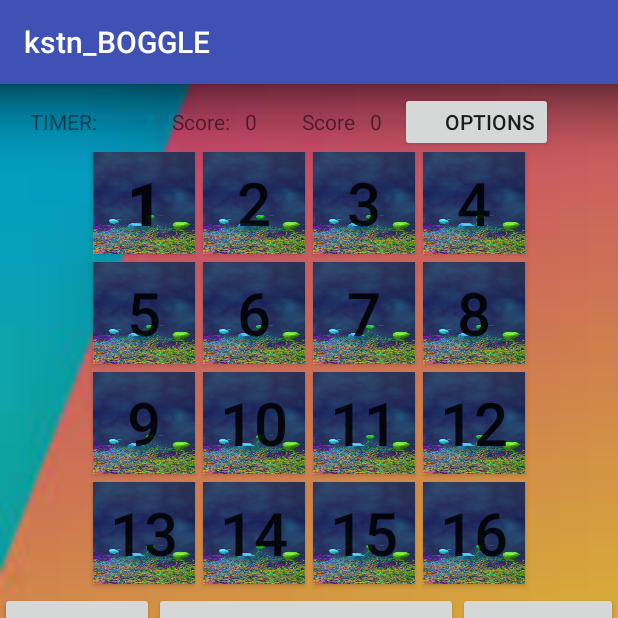
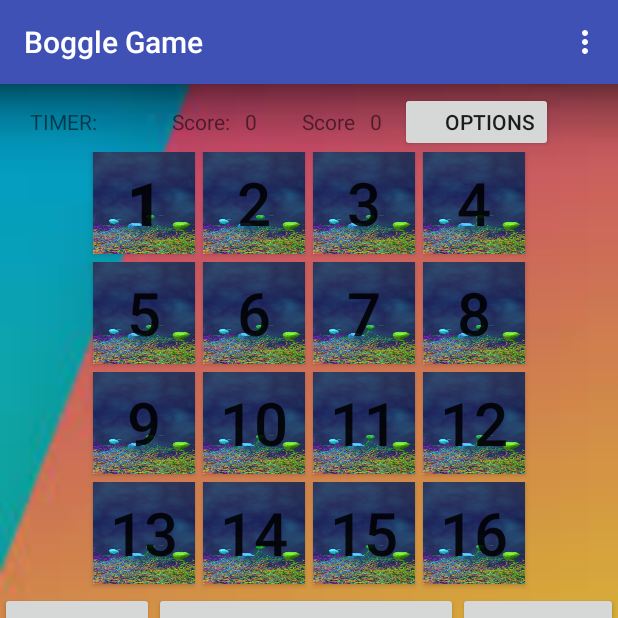
Before and after one commit to natreed/kstn_boggle, an Android app: the PlayerActivity screen opened directly, with no data from a screen before it, on a phone screen of 412 x 824 dp, the top half of it. Run offline under Robolectric (Android 15) with nearby library versions, the light colour scheme and no system bars.

Commit message:
"adding menu and items"

```diff
--- a/app/src/main/AndroidManifest.xml
+++ b/app/src/main/AndroidManifest.xml
@@ -3,10 +3,11 @@
     package="com.pdx.kstn.kstn_boggle">
 
     <application
+
         android:largeHeap="true"
         android:allowBackup="true"
         android:icon="@mipmap/ic_launcher"
-        android:label="@string/app_name"
+        android:label="Boggle Game"
         android:supportsRtl="true"
         android:theme="@style/AppTheme">
         <activity android:name=".MainActivity">
--- /dev/null
+++ b/app/src/main/res/menu/menu.xml
@@ -0,0 +1,21 @@
+<?xml version="1.0" encoding="utf-8"?>
+<menu xmlns:android="http://schemas.android.com/apk/res/android"
+    xmlns:app="http://schemas.android.com/apk/res-auto">
+
+    <item android:id="@+id/item_choose_game"
+        android:title="@string/item_choose_new_game"
+        app:showAsAction="never"    />
+
+    <item android:id="@+id/item_high_score"
+        android:title="@string/item_high_scores"
+        app:showAsAction="never" />
+
+    <item android:id="@+id/item_instruction"
+        android:title="@string/item_instruction"
+        app:showAsAction="never" />
+
+    <item android:id="@+id/item_about_us"
+        android:title="@string/item_about_us"
+        app:showAsAction="never" />
+
+</menu>
--- a/app/src/main/res/values/strings.xml
+++ b/app/src/main/res/values/strings.xml
@@ -50,4 +50,8 @@
 \n\nYou will not be penalised for submitting the same word twice, but doing so will not increase your score. This may be helpful if you do not remember if you have already found a particular word; it is probably faster to type it again than to check your list.
 \n\nA good knowledge of anagrams will help. If you notice the letters S, T, O, and P arranged in a 2x2 square, you will be able to write not only stop but also opts, tops, spot, post, and pots, scoring a total of 6 points.
 </string>
+    <string name="item_choose_new_game">Choose New Game</string>
+    <string name="item_about_us">About Us</string>
+    <string name="item_instruction">Instruction</string>
+    <string name="item_high_scores">High Scores</string>
 </resources>
```
Also changed, not shown: app/src/main/java/com/pdx/kstn/kstn_boggle/PlayerActivity.java (+42 -1 lines).
